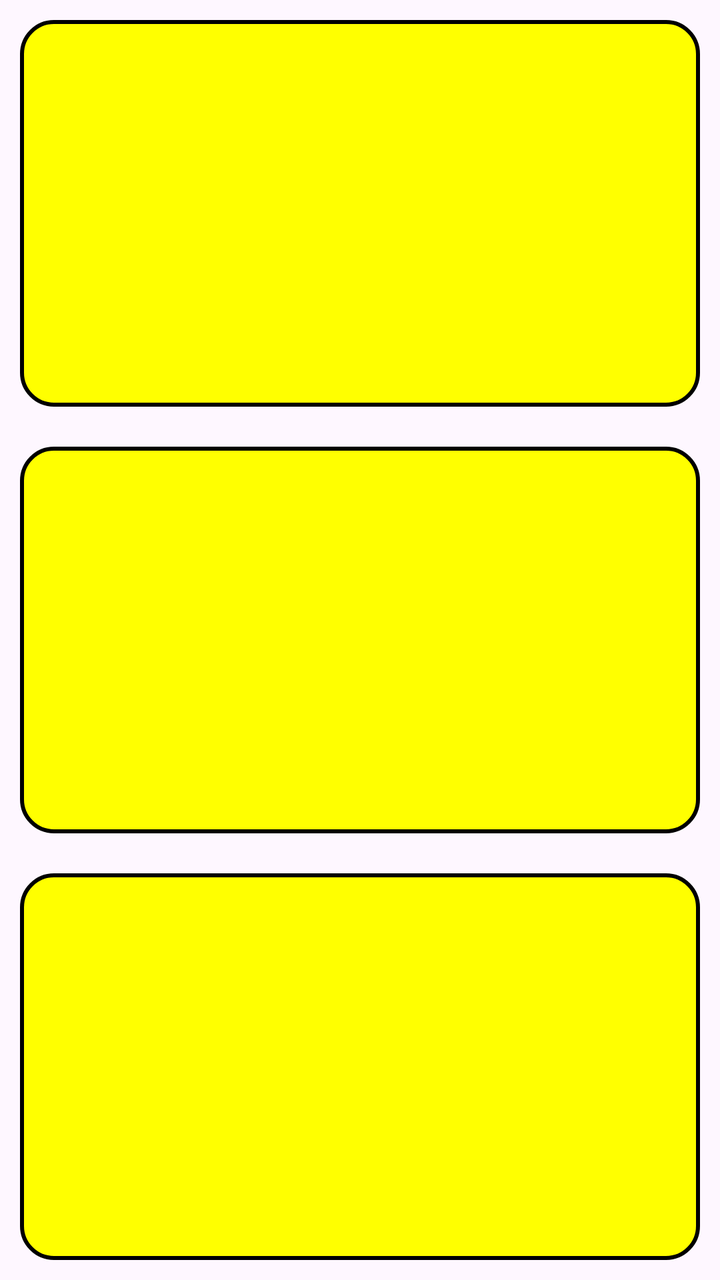
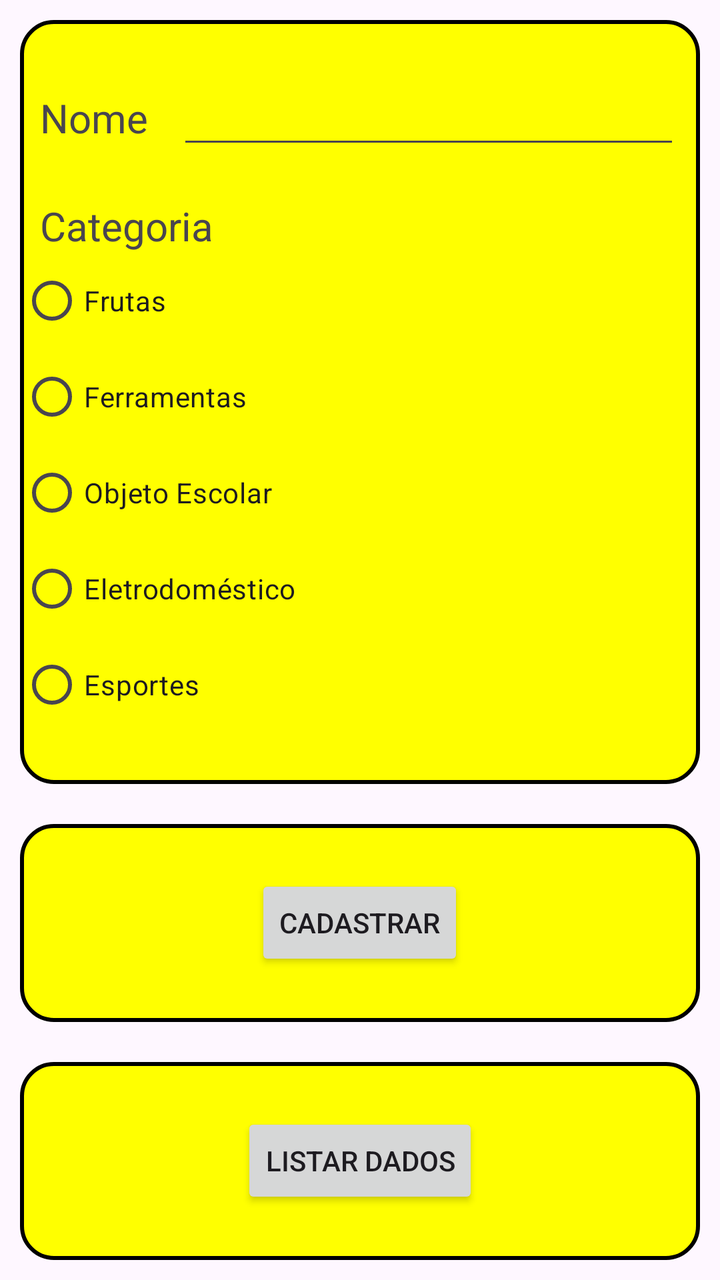

Two renders of the same Android screen: before a commit and after it. Below are the layout's source before the change and the commit's diff.
<!-- AndroidManifest.xml: application theme Theme.Forca_Trilhas -->
<!-- res/layout/activity_tela_cadastro.xml -->
<?xml version="1.0" encoding="utf-8"?>
<LinearLayout xmlns:android="http://schemas.android.com/apk/res/android"
    xmlns:app="http://schemas.android.com/apk/res-auto"
    xmlns:tools="http://schemas.android.com/tools"
    android:id="@+id/main"
    android:layout_width="match_parent"
    android:layout_height="match_parent"
    android:orientation="vertical"
    tools:context=".TelaCadastro">

    <LinearLayout
        android:layout_width="match_parent"
        android:layout_height="wrap_content"
        android:layout_margin="10dp"
        android:layout_weight="0.33"
        android:background="@drawable/borda"
        android:orientation="horizontal"></LinearLayout>

    <LinearLayout
        android:layout_width="match_parent"
        android:layout_height="wrap_content"
        android:layout_margin="10dp"
        android:layout_weight="0.33"
        android:background="@drawable/borda"
        android:orientation="vertical"></LinearLayout>

    <LinearLayout
        android:layout_width="match_parent"
        android:layout_height="wrap_content"
        android:layout_margin="10dp"
        android:layout_weight="0.33"
        android:background="@drawable/borda"
        android:orientation="vertical"></LinearLayout>
</LinearLayout>
<!-- resources referenced by this layout -->
<resources>
  <!-- drawable borda (drawable) -->
  <?xml version="1.0" encoding="utf-8"?>
  <shape xmlns:android="http://schemas.android.com/apk/res/android">
      
      <solid android:color="#FFFF00"/>
      
      <corners android:radius="16dp"/>
      
      <stroke
          android:width="2dp"
          android:color="#000000"/>
  </shape>
  <style name="Theme.Forca_Trilhas" parent="Base.Theme.Forca_Trilhas" />
  <style name="Base.Theme.Forca_Trilhas" parent="Theme.Material3.DayNight.NoActionBar">
          
          
      </style>
</resources>

<!-- the commit's change to res/layout/activity_tela_cadastro.xml (unified diff, before → after) -->
@@ -14,7 +14,105 @@
         android:layout_margin="10dp"
         android:layout_weight="0.33"
         android:background="@drawable/borda"
-        android:orientation="horizontal"></LinearLayout>
+        android:gravity="center"
+        android:orientation="vertical">
+
+        <LinearLayout
+            android:layout_width="match_parent"
+            android:layout_height="wrap_content"
+            android:orientation="horizontal">
+
+            <TextView
+                android:id="@+id/textView4"
+                android:layout_width="wrap_content"
+                android:layout_height="wrap_content"
+                android:layout_marginLeft="10dp"
+                android:layout_weight="1"
+                android:text="Nome"
+                android:textSize="20sp" />
+
+            <EditText
+                android:id="@+id/editTextText"
+                android:layout_width="wrap_content"
+                android:layout_height="wrap_content"
+                android:layout_marginRight="10dp"
+                android:layout_weight="1"
+                android:ems="10"
+                android:inputType="text"
+                android:textSize="20sp" />
+
+        </LinearLayout>
+
+        <LinearLayout
+            android:layout_width="match_parent"
+            android:layout_height="wrap_content"
+            android:layout_marginTop="20dp"
+            android:orientation="vertical">
+
+            <TextView
+                android:id="@+id/textView5"
+                android:layout_width="wrap_content"
+                android:layout_height="wrap_content"
+                android:layout_marginLeft="10dp"
+                android:layout_weight="1"
+                android:text="Categoria"
+                android:textSize="20sp" />
+
+            <RadioGroup
+                android:id="@+id/id_grupo"
+                android:layout_width="match_parent"
+                android:layout_height="wrap_content">
+
+                <RadioButton
+                    android:id="@+id/radioButton"
+                    android:layout_width="match_parent"
+                    android:layout_height="wrap_content"
+                    android:text="Frutas" />
+
+                <RadioButton
+                    android:id="@+id/radioButton2"
+                    android:layout_width="match_parent"
+                    android:layout_height="wrap_content"
+                    android:text="Ferramentas" />
+
+                <RadioButton
+                    android:id="@+id/radioButton3"
+                    android:layout_width="match_parent"
+                    android:layout_height="wrap_content"
+                    android:text="Objeto Escolar" />
+
+                <RadioButton
+                    android:id="@+id/radioButton4"
+                    android:layout_width="match_parent"
+                    android:layout_height="wrap_content"
+                    android:text="Eletrodoméstico" />
+
+                <RadioButton
+                    android:id="@+id/radioButton5"
+                    android:layout_width="match_parent"
+                    android:layout_height="wrap_content"
+                    android:text="Esportes" />
+            </RadioGroup>
+
+        </LinearLayout>
+    </LinearLayout>
+
+    <LinearLayout
+        android:layout_width="match_parent"
+        android:layout_height="wrap_content"
+        android:layout_gravity="center"
+        android:layout_margin="10dp"
+        android:layout_weight="0.33"
+        android:background="@drawable/borda"
+        android:gravity="center"
+        android:orientation="vertical">
+
+        <Button
+            android:id="@+id/button2"
+            android:layout_width="wrap_content"
+            android:layout_height="wrap_content"
+            android:text="Cadastrar\" />
+    </LinearLayout>
 
     <LinearLayout
         android:layout_width="match_parent"
@@ -22,13 +120,13 @@
         android:layout_margin="10dp"
         android:layout_weight="0.33"
         android:background="@drawable/borda"
-        android:orientation="vertical"></LinearLayout>
+        android:gravity="center"
+        android:orientation="vertical">
 
-    <LinearLayout
-        android:layout_width="match_parent"
-        android:layout_height="wrap_content"
-        android:layout_margin="10dp"
-        android:layout_weight="0.33"
-        android:background="@drawable/borda"
-        android:orientation="vertical"></LinearLayout>
+        <Button
+            android:id="@+id/button3"
+            android:layout_width="wrap_content"
+            android:layout_height="wrap_content"
+            android:text="Listar Dados" />
+    </LinearLayout>
 </LinearLayout>
